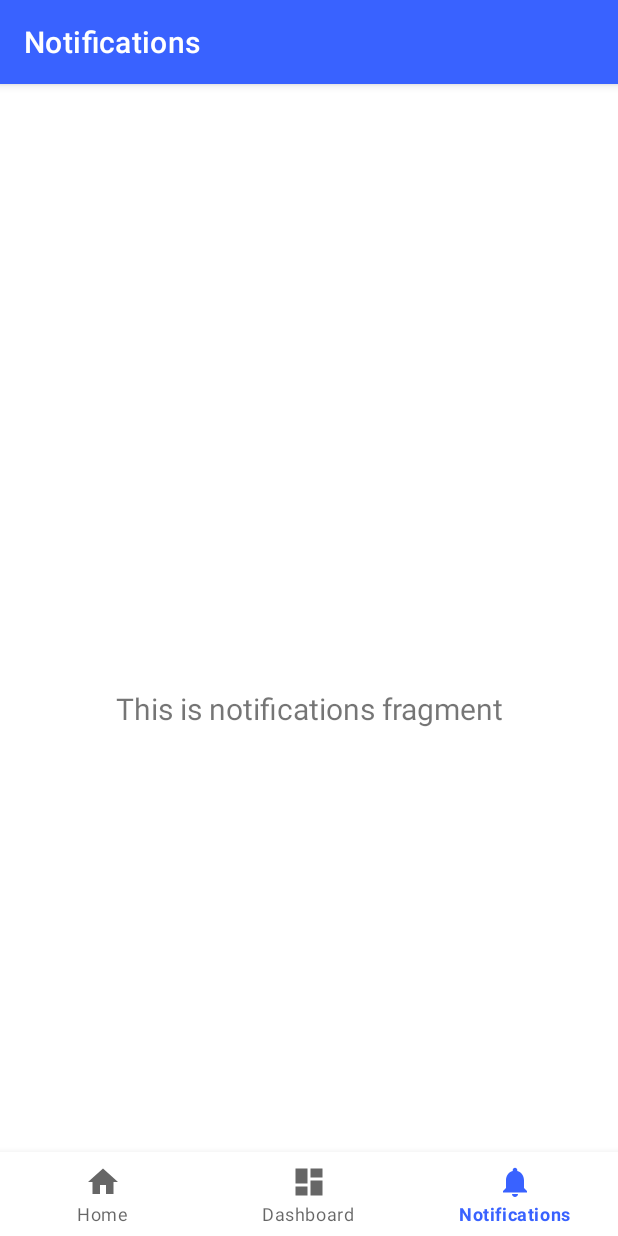
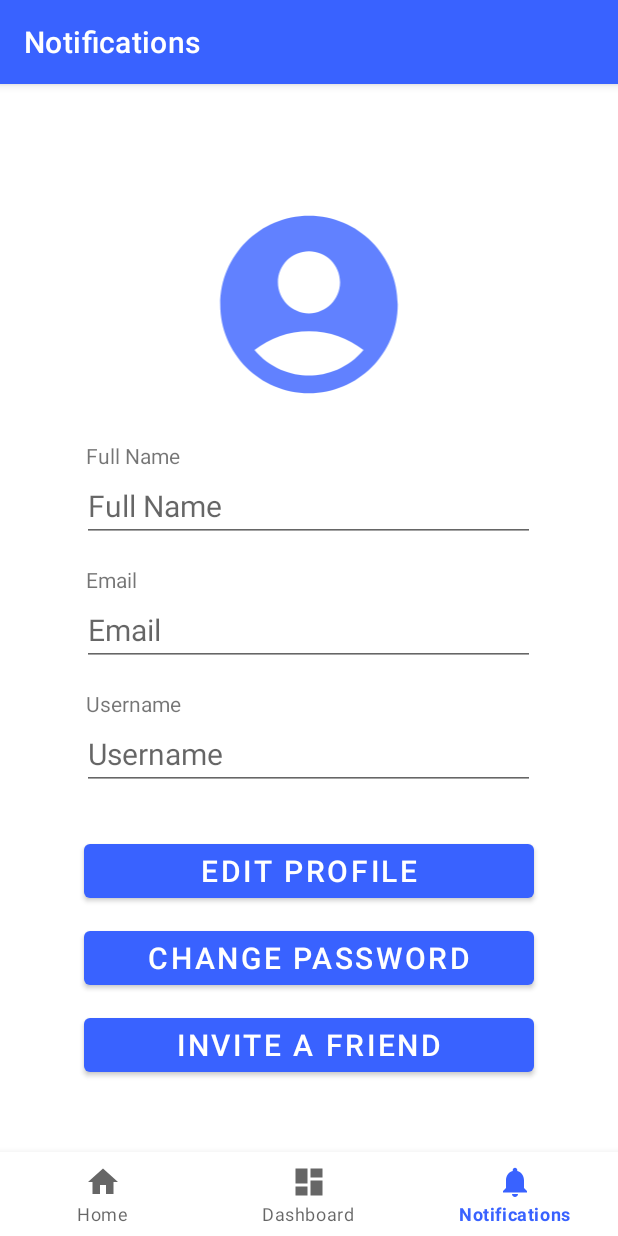
Before and after one commit to Eddi3Ho/DementiaApp, an Android app: the MainActivity screen opened directly, with no data from a screen before it, item 3 of the bottom bar chosen, on a phone screen of 412 x 824 dp. Run offline under Robolectric (Android 15) with nearby library versions, the phone set to English and light mode, and no system bars; our stand-ins replace navigation-ui.

Commit message:
Added icon, change notification fragment, added account UI and java file

```diff
--- a/app/src/main/java/com/example/dementiaapp/MainActivity.java
+++ b/app/src/main/java/com/example/dementiaapp/MainActivity.java
@@ -34,4 +34,6 @@ public class MainActivity extends AppCompatActivity {
         NavigationUI.setupWithNavController(binding.navView, navController);
     }
 
+
+
 }
--- /dev/null
+++ b/app/src/main/java/com/example/dementiaapp/ui/account/AccountFragment.java
@@ -0,0 +1,70 @@
+package com.example.dementiaapp.ui.account;
+
+import android.os.Bundle;
+import android.view.LayoutInflater;
+import android.view.View;
+import android.view.ViewGroup;
+import android.widget.Button;
+import android.widget.EditText;
+
+import androidx.annotation.NonNull;
+import androidx.fragment.app.Fragment;
+import androidx.lifecycle.ViewModelProvider;
+
+import com.example.dementiaapp.R;
+import com.example.dementiaapp.User;
+
+//import com.example.dementiaapp.databinding.FragmentNotificationsBinding;
+
+public class AccountFragment extends Fragment {
+
+//    private FragmentNotificationsBinding binding;
+    View view;
+
+    public View onCreateView(@NonNull LayoutInflater inflater,
+                             ViewGroup container, Bundle savedInstanceState) {
+        AccountViewModel accountViewModel =
+                new ViewModelProvider(this).get(AccountViewModel.class);
+
+        view = inflater.inflate(R.layout.account, container, false);
+
+        EditText fullnametxt = (EditText) view.findViewById(R.id.fullname_editText);
+        EditText emailtxt = (EditText) view.findViewById(R.id.email_editText);
+        EditText usernametxt = (EditText) view.findViewById(R.id.username_editText);
+        Button editProfilebtn = (Button) view.findViewById(R.id.editProfileButton);
+        Button changePassbtn = (Button) view.findViewById(R.id.changePasswordButton);
+        Button inviteFriendbtn = (Button) view.findViewById(R.id.inviteFriendButton);
+
+        User user = User.getInstance();
+        String fullname = user.getFull_name();
+        String email = user.getEmail();
+        String username = user.getUsername();
+
+        fullnametxt.setText(fullname);
+        emailtxt.setText(email);
+        usernametxt.setText(username);
+
+        editProfilebtn.setOnClickListener(new View.OnClickListener() {
+            @Override
+            public void onClick(View view) {
+
+            }
+        });
+
+        return view;
+
+//        binding = FragmentNotificationsBinding.inflate(inflater, container, false);
+//        View root = binding.getRoot();
+//
+//        final TextView textView = binding.textNotifications;
+//        accountViewModel.getText().observe(getViewLifecycleOwner(), textView::setText);
+//        return root;
+    }
+
+//    @Override
+//    public void onDestroyView() {
+//        super.onDestroyView();
+//        binding = null;
+//    }
+
+}
--- a/app/src/main/java/com/example/dementiaapp/ui/notifications/NotificationsViewModel.java
+++ b/app/src/main/java/com/example/dementiaapp/ui/account/AccountViewModel.java
@@ -1,14 +1,14 @@
-package com.example.dementiaapp.ui.notifications;
+package com.example.dementiaapp.ui.account;
 
 import androidx.lifecycle.LiveData;
 import androidx.lifecycle.MutableLiveData;
 import androidx.lifecycle.ViewModel;
 
-public class NotificationsViewModel extends ViewModel {
+public class AccountViewModel extends ViewModel {
 
     private final MutableLiveData<String> mText;
 
-    public NotificationsViewModel() {
+    public AccountViewModel() {
         mText = new MutableLiveData<>();
         mText.setValue("This is notifications fragment");
     }
--- a/app/src/main/java/com/example/dementiaapp/ui/notifications/NotificationsFragment.java
+++ /dev/null
@@ -1,37 +0,0 @@
-package com.example.dementiaapp.ui.notifications;
-
-import android.os.Bundle;
-import android.view.LayoutInflater;
-import android.view.View;
-import android.view.ViewGroup;
-import android.widget.TextView;
-
-import androidx.annotation.NonNull;
-import androidx.fragment.app.Fragment;
-import androidx.lifecycle.ViewModelProvider;
-
-import com.example.dementiaapp.databinding.FragmentNotificationsBinding;
-
-public class NotificationsFragment extends Fragment {
-
-    private FragmentNotificationsBinding binding;
-
-    public View onCreateView(@NonNull LayoutInflater inflater,
-                             ViewGroup container, Bundle savedInstanceState) {
-        NotificationsViewModel notificationsViewModel =
-                new ViewModelProvider(this).get(NotificationsViewModel.class);
-
-        binding = FragmentNotificationsBinding.inflate(inflater, container, false);
-        View root = binding.getRoot();
-
-        final TextView textView = binding.textNotifications;
-        notificationsViewModel.getText().observe(getViewLifecycleOwner(), textView::setText);
-        return root;
-    }
-
-    @Override
-    public void onDestroyView() {
-        super.onDestroyView();
-        binding = null;
-    }
-}
--- /dev/null
+++ b/app/src/main/res/drawable-anydpi/account_icon.xml
@@ -0,0 +1,11 @@
+<vector xmlns:android="http://schemas.android.com/apk/res/android"
+    android:width="24dp"
+    android:height="24dp"
+    android:viewportWidth="24"
+    android:viewportHeight="24"
+    android:tint="#3962FF"
+    android:alpha="0.8">
+  <path
+      android:fillColor="@android:color/white"
+      android:pathData="M12,2C6.48,2 2,6.48 2,12s4.48,10 10,10s10,-4.48 10,-10S17.52,2 12,2zM12,6c1.93,0 3.5,1.57 3.5,3.5S13.93,13 12,13s-3.5,-1.57 -3.5,-3.5S10.07,6 12,6zM12,20c-2.03,0 -4.43,-0.82 -6.14,-2.88C7.55,15.8 9.68,15 12,15s4.45,0.8 6.14,2.12C16.43,19.18 14.03,20 12,20z"/>
+</vector>
--- /dev/null
+++ b/app/src/main/res/layout/account.xml
@@ -0,0 +1,113 @@
+<?xml version="1.0" encoding="utf-8"?>
+<RelativeLayout xmlns:android="http://schemas.android.com/apk/res/android"
+    xmlns:app="http://schemas.android.com/apk/res-auto"
+    xmlns:tools="http://schemas.android.com/tools"
+    android:background="@color/white"
+    android:layout_width="match_parent"
+    android:layout_height="match_parent">
+
+    <ImageView
+        android:id="@+id/accountIcon"
+        android:layout_width="144dp"
+        android:layout_height="142dp"
+        android:layout_marginTop="20dp"
+        android:layout_centerHorizontal="true"
+        android:src="@drawable/account_icon" />
+
+    <TextView
+        android:id="@+id/fullNameLabel"
+        android:layout_width="wrap_content"
+        android:layout_height="wrap_content"
+        android:layout_below="@id/accountIcon"
+        android:layout_marginStart="57dp"
+        android:layout_marginTop="20dp"
+        android:text="Full Name" />
+
+    <EditText
+        android:id="@+id/fullname_editText"
+        android:layout_width="match_parent"
+        android:layout_height="wrap_content"
+        android:layout_below="@id/fullNameLabel"
+        android:layout_centerInParent="true"
+        android:layout_marginStart="60dp"
+        android:layout_marginEnd="50dp"
+        android:hint="Full Name"
+        android:maxLines="1"
+        android:editable="false"
+        android:textSize="20sp" />
+
+    <TextView
+        android:id="@+id/emailLabel"
+        android:layout_width="wrap_content"
+        android:layout_height="wrap_content"
+        android:layout_below="@id/fullname_editText"
+        android:layout_marginStart="57dp"
+        android:layout_marginTop="15dp"
+        android:text="Email" />
+
+    <EditText
+        android:id="@+id/email_editText"
+        android:layout_width="match_parent"
+        android:layout_height="wrap_content"
+        android:layout_below="@id/emailLabel"
+        android:layout_centerInParent="true"
+        android:layout_marginStart="60dp"
+        android:layout_marginEnd="50dp"
+        android:hint="Email"
+        android:maxLines="1"
+        android:editable="false"
+        android:textSize="20sp" />
+
+    <TextView
+        android:id="@+id/usernameLabel"
+        android:layout_width="wrap_content"
+        android:layout_height="wrap_content"
+        android:layout_below="@id/email_editText"
+        android:layout_marginStart="57dp"
+        android:layout_marginTop="15dp"
+        android:text="Username" />
+
+    <EditText
+        android:id="@+id/username_editText"
+        android:layout_width="match_parent"
+        android:layout_height="wrap_content"
+        android:layout_below="@id/usernameLabel"
+        android:layout_centerInParent="true"
+        android:layout_marginStart="60dp"
+        android:layout_marginEnd="50dp"
+        android:editable="false"
+        android:hint="Username"
+        android:maxLines="1"
+        android:textSize="20sp" />
+
+    <Button
+        android:id="@+id/editProfileButton"
+        android:layout_width="300dp"
+        android:layout_height="wrap_content"
+        android:layout_below="@id/username_editText"
+        android:layout_centerHorizontal="true"
+        android:layout_marginTop="30dp"
+        android:text="edit profile"
+        android:textSize="20sp" />
+
+    <Button
+        android:id="@+id/changePasswordButton"
+        android:layout_width="300dp"
+        android:layout_height="wrap_content"
+        android:layout_below="@id/editProfileButton"
+        android:layout_centerHorizontal="true"
+        android:layout_marginTop="10dp"
+        android:text="change password"
+        android:textSize="20sp" />
+
+    <Button
+        android:id="@+id/inviteFriendButton"
+        android:layout_width="300dp"
+        android:layout_height="wrap_content"
+        android:layout_below="@id/changePasswordButton"
+        android:layout_centerHorizontal="true"
+        android:layout_marginTop="10dp"
+        android:text="Invite a friend"
+        android:textSize="20sp" />
+
+</RelativeLayout>
--- a/app/src/main/res/layout/activity_main.xml
+++ b/app/src/main/res/layout/activity_main.xml
@@ -1,6 +1,8 @@
 <?xml version="1.0" encoding="utf-8"?>
+
 <androidx.constraintlayout.widget.ConstraintLayout xmlns:android="http://schemas.android.com/apk/res/android"
     xmlns:app="http://schemas.android.com/apk/res-auto"
+    xmlns:tools="http://schemas.android.com/tools"
     android:id="@+id/container"
     android:layout_width="match_parent"
     android:layout_height="match_parent"
@@ -18,6 +20,14 @@
         app:layout_constraintRight_toRightOf="parent"
         app:menu="@menu/bottom_nav_menu" />
 
+    <ScrollView
+        android:id="@+id/scrollView"
+        android:layout_width="match_parent"
+        android:layout_height="match_parent"
+        android:fillViewport="true"
+        app:layout_constraintTop_toTopOf="parent"
+        tools:layout_editor_absoluteX="0dp">
+
         <fragment
             android:id="@+id/nav_host_fragment_activity_main"
             android:name="androidx.navigation.fragment.NavHostFragment"
@@ -29,5 +39,6 @@
             app:layout_constraintRight_toRightOf="parent"
             app:layout_constraintTop_toTopOf="parent"
             app:navGraph="@navigation/mobile_navigation" />
+    </ScrollView>
 
 </androidx.constraintlayout.widget.ConstraintLayout>
--- a/app/src/main/res/layout/fragment_notifications.xml
+++ /dev/null
@@ -1,22 +0,0 @@
-<?xml version="1.0" encoding="utf-8"?>
-<androidx.constraintlayout.widget.ConstraintLayout xmlns:android="http://schemas.android.com/apk/res/android"
-    xmlns:app="http://schemas.android.com/apk/res-auto"
-    xmlns:tools="http://schemas.android.com/tools"
-    android:layout_width="match_parent"
-    android:layout_height="match_parent"
-    tools:context=".ui.notifications.NotificationsFragment">
-
-    <TextView
-        android:id="@+id/text_notifications"
-        android:layout_width="match_parent"
-        android:layout_height="wrap_content"
-        android:layout_marginStart="8dp"
-        android:layout_marginTop="8dp"
-        android:layout_marginEnd="8dp"
-        android:textAlignment="center"
-        android:textSize="20sp"
-        app:layout_constraintBottom_toBottomOf="parent"
-        app:layout_constraintEnd_toEndOf="parent"
-        app:layout_constraintStart_toStartOf="parent"
-        app:layout_constraintTop_toTopOf="parent" />
-</androidx.constraintlayout.widget.ConstraintLayout>
--- a/app/src/main/res/navigation/mobile_navigation.xml
+++ b/app/src/main/res/navigation/mobile_navigation.xml
@@ -19,7 +19,7 @@
 
     <fragment
         android:id="@+id/navigation_notifications"
-        android:name="com.example.dementiaapp.ui.notifications.NotificationsFragment"
+        android:name="com.example.dementiaapp.ui.account.AccountFragment"
         android:label="@string/title_notifications"
-        tools:layout="@layout/fragment_notifications" />
+        tools:layout="@layout/account" />
 </navigation>
```
Also changed, not shown: app/src/main/java/com/example/dementiaapp/AccountActivity.java (added, +140 -0 lines), app/src/main/res/drawable-anydpi/closs_icon.xml (added, +11 -0 lines), app/src/main/res/layout/edit_profile_dialog.xml (added, +99 -0 lines), app/src/main/res/drawable-hdpi/account_icon.png (added), app/src/main/res/drawable-hdpi/closs_icon.png (added), app/src/main/res/drawable-mdpi/account_icon.png (added), app/src/main/res/drawable-mdpi/closs_icon.png (added), app/src/main/res/drawable-xhdpi/account_icon.png (added), app/src/main/res/drawable-xhdpi/closs_icon.png (added), app/src/main/res/drawable-xxhdpi/account_icon.png (added), app/src/main/res/drawable-xxhdpi/closs_icon.png (added). Lines whose indentation alone changed are shown as unchanged.
